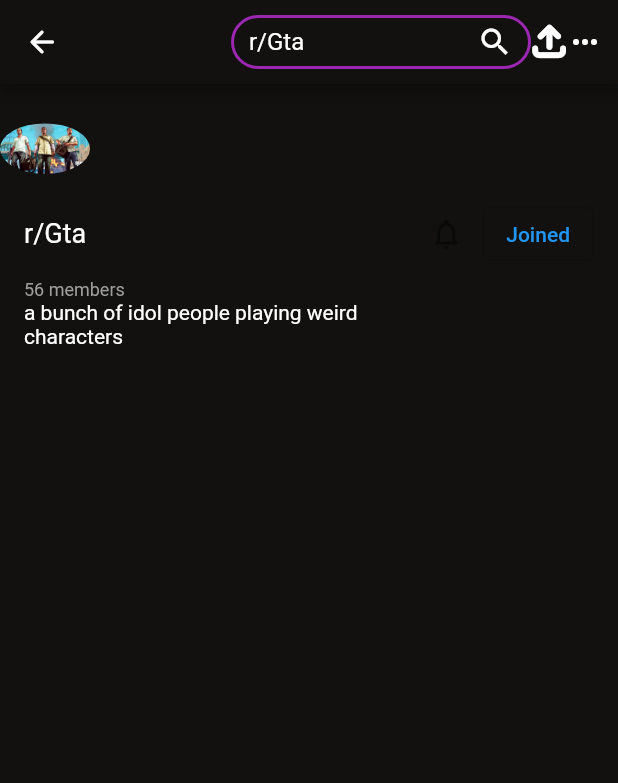
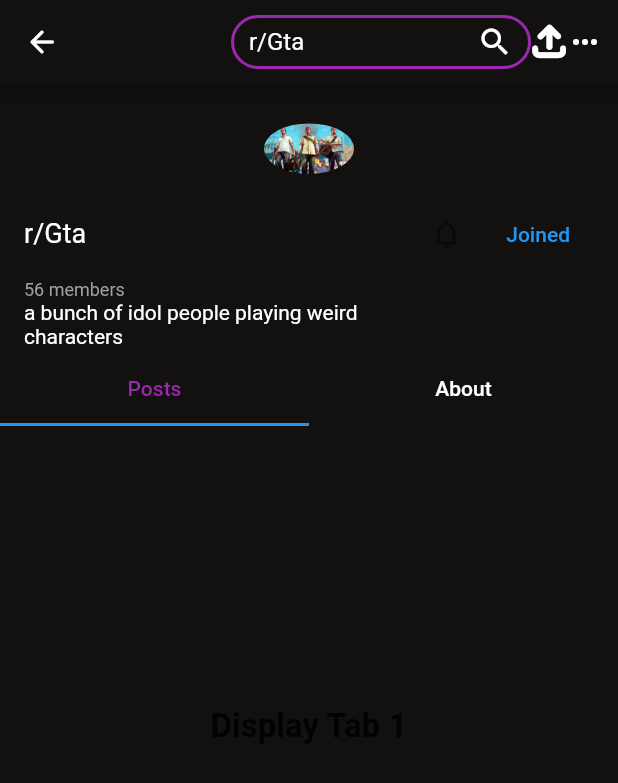
Before and after one commit to SinaArabi/AP-Final-Project, a Flutter app: the screen it shows after launch, on a phone screen of 412 x 824 dp. Shown: the top 783 px of the screen. Run offline on Flutter 3.47's test engine with Material 2 defaults, Android fonts, the phone set to English and light mode, and no system bars.

Commit message:
tabbar added

```diff
--- a/reddit_sos/lib/subRedditView.dart
+++ b/reddit_sos/lib/subRedditView.dart
@@ -2,6 +2,7 @@ import 'package:flutter/material.dart';
 import 'package:flutter/src/widgets/framework.dart';
 import 'package:intl/intl.dart';
 import 'package:flutter/src/foundation/key.dart';
+import 'package:reddit_sos/feed.dart';
 import 'package:reddit_sos/icons.dart';
 import 'package:reddit_sos/subReddit.dart';
 import './post.dart';
@@ -13,12 +14,14 @@ class subRedditView extends StatelessWidget {
 
   subRedditCard() {
     return ListTile(
-
       title: Column(
         crossAxisAlignment: CrossAxisAlignment.start,
         children: [
-            SizedBox(height: 25,),
-            Text("r/" + chosenSubReddit.subId, style: TextStyle(color: Colors.white, fontSize: 18)),
+          SizedBox(
+            height: 25,
+          ),
+          Text("r/" + chosenSubReddit.subId,
+              style: TextStyle(color: Colors.white, fontSize: 18)),
         ],
       ),
       trailing: Wrap(
@@ -30,18 +33,21 @@ class subRedditView extends StatelessWidget {
           OutlinedButton(
             onPressed: () {},
             child: Text("Joined"),
-
           ),
         ],
       ),
-
       subtitle: Column(
-
         crossAxisAlignment: CrossAxisAlignment.start,
         children: [
           SizedBox(height: 20),
-            Text(chosenSubReddit.members.toString() + " members", style: TextStyle(color: Colors.grey, fontSize: 12),),
-            Text(chosenSubReddit.aboutSub, style: TextStyle(color: Colors.white, fontSize: 14),)
+          Text(
+            chosenSubReddit.members.toString() + " members",
+            style: TextStyle(color: Colors.grey, fontSize: 12),
+          ),
+          Text(
+            chosenSubReddit.aboutSub,
+            style: TextStyle(color: Colors.white, fontSize: 14),
+          )
         ],
       ),
     );
@@ -89,7 +95,7 @@ class subRedditView extends StatelessWidget {
       body: SafeArea(
         child: Column(children: [
           Column(
-            crossAxisAlignment: CrossAxisAlignment.start,
+            // crossAxisAlignment: CrossAxisAlignment.start,
             children: [
               Container(
                 alignment: Alignment.bottomLeft,
@@ -103,6 +109,50 @@ class subRedditView extends StatelessWidget {
                 ),
               ),
               subRedditCard(),
+              DefaultTabController(
+                length: 2,
+                initialIndex: 0,
+                child: Column(
+                  children: [
+                    Container(
+                      child: TabBar(
+
+                          labelColor: Colors.purple,
+                          unselectedLabelColor: Colors.white,
+                          tabs: [
+                            Tab(
+                                child: Text("Posts")),
+                            Tab(
+                                child:Text("About")),
+                          ]),
+                    ),
+                    SizedBox(
+                      height: 400,
+                      child: TabBarView(
+                        children: <Widget>[
+                          Container(
+                            child: Center(
+                              child: Text('Display Tab 1',
+                                  style: TextStyle(
+                                      fontSize: 22,
+                                      fontWeight: FontWeight.bold)),
+                            ),
+                          ),
+                          Container(
+                            child: Center(
+                              child: Text(chosenSubReddit.aboutSub,
+                                  style: TextStyle(
+                                      fontSize: 24,
+                                      fontWeight: FontWeight.bold, color: Colors.white)),
+                            ),
+                          ),
+                        ],
+                      ),
+                    ),
+                  ],
+                ),
+              ),
+              // feed(chosenSubReddit.subRedditPosts),
             ],
           )
         ]),
```
Lines whose indentation alone changed are shown as unchanged.
